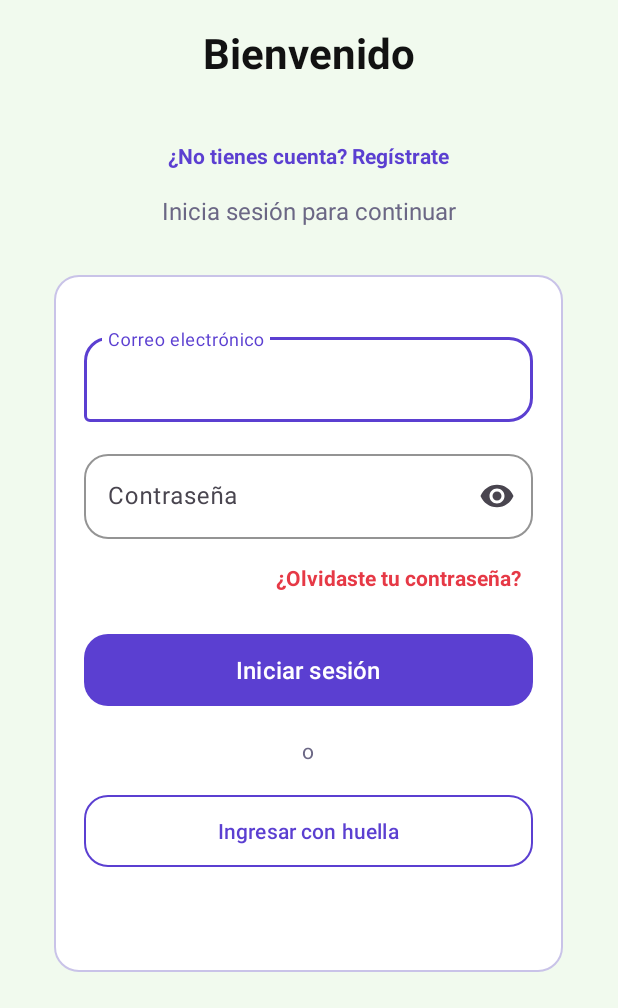
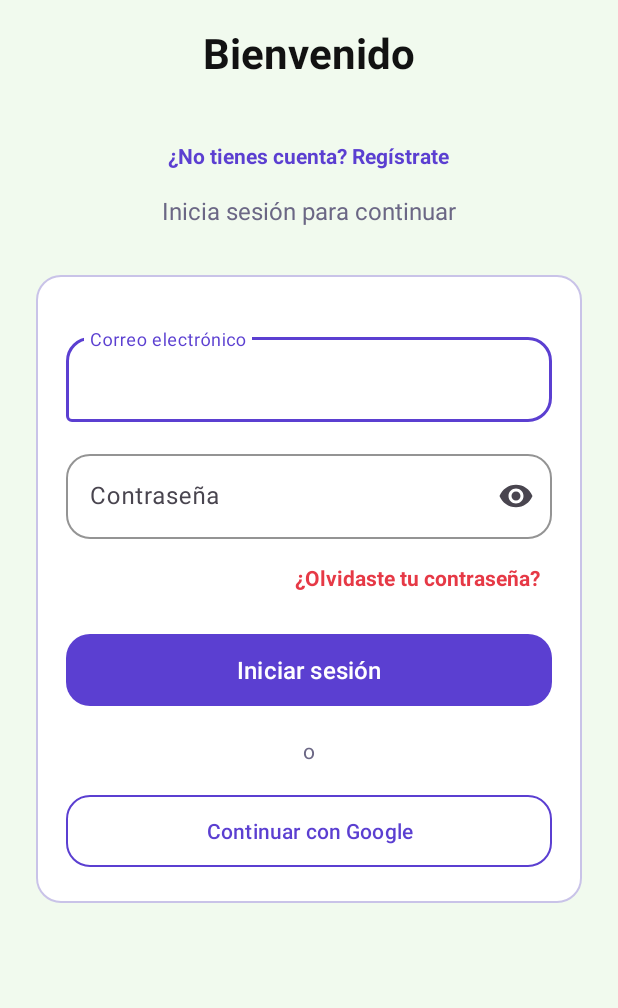
Before and after one commit to DeibyRamos123/vinylCDVault, an Android app built with Jetpack Compose: the layout activity_login.xml on its own in the app's theme, with its tools: preview values and no code run, on a phone screen of 412 x 824 dp, the part 228-1236 px from its top. Run offline under Robolectric (Android 15) with nearby library versions, the phone set to English and light mode, and no system bars.

Commit message:
feat: implementar atenticación con google

```diff
--- a/app/build.gradle.kts
+++ b/app/build.gradle.kts
@@ -66,6 +66,10 @@ dependencies {
     implementation("io.coil-kt:coil:2.7.0")
     implementation("androidx.exifinterface:exifinterface:1.3.7")
     implementation("com.google.android.gms:play-services-location:21.3.0")
+    implementation("androidx.credentials:credentials:1.3.0")
+    implementation("androidx.credentials:credentials-play-services-auth:1.3.0")
+    implementation("com.google.android.libraries.identity.googleid:googleid:1.1.1")
+    implementation("org.jetbrains.kotlinx:kotlinx-coroutines-play-services:1.8.1") // para .await()
     implementation(libs.androidx.lifecycle.runtime.ktx)
     testImplementation(libs.junit)
     androidTestImplementation(platform(libs.androidx.compose.bom))
--- a/app/src/main/java/com/example/vinylcdvault/repository/AuthRepository.kt
+++ b/app/src/main/java/com/example/vinylcdvault/repository/AuthRepository.kt
@@ -1,6 +1,7 @@
 package com.example.vinylcdvault.repository
 
 import com.example.vinylcdvault.model.User
+import com.example.vinylcdvault.util.Resource
 
 /**
  * Contrato de autenticación. Los ViewModels dependen de esta interfaz,
@@ -22,6 +23,8 @@ interface AuthRepository {
     /** Indica si hay una sesión guardada en el dispositivo. */
     fun hasSession(): Boolean
 
+    suspend fun loginWithGoogle(idToken: String): Resource<User>
+
     /** Cierra la sesión. */
     fun logout()
 }
--- a/app/src/main/res/layout/activity_login.xml
+++ b/app/src/main/res/layout/activity_login.xml
@@ -1,21 +1,19 @@
 <?xml version="1.0" encoding="utf-8"?>
-<!-- pantalla para que permita hacer scroll solo permite tener un hijo -->
 <ScrollView xmlns:android="http://schemas.android.com/apk/res/android"
     xmlns:app="http://schemas.android.com/apk/res-auto"
+    android:id="@+id/scrollView"
     android:layout_width="match_parent"
     android:layout_height="match_parent"
     android:background="@color/background_light"
     android:fillViewport="true">
 
-    <!-- Orientación de la pantalla el linear layout es similar a un div en HTML -->
     <LinearLayout
         android:layout_width="match_parent"
         android:layout_height="wrap_content"
+        android:gravity="center_horizontal"
         android:orientation="vertical"
-        android:gravity="center_horizontal"
         android:padding="@dimen/screen_padding">
 
-        <!-- Logo -->
         <ImageView
             android:id="@+id/ivLogo"
             android:layout_width="@dimen/logo_size"
@@ -54,10 +52,9 @@
             android:textColor="@color/text_secondary"
             android:textSize="@dimen/text_body" />
 
-        <!-- Formulario -->
         <LinearLayout
-            android:layout_width="339dp"
-            android:layout_height="match_parent"
+            android:layout_width="match_parent"
+            android:layout_height="wrap_content"
             android:background="@drawable/bg_card"
             android:orientation="vertical"
             android:padding="@dimen/card_padding">
@@ -137,20 +134,18 @@
                 android:textColor="@color/text_secondary" />
 
             <com.google.android.material.button.MaterialButton
-                android:id="@+id/btnBiometric"
+                android:id="@+id/btnGoogle"
                 style="@style/Widget.Material3.Button.OutlinedButton"
                 android:layout_width="match_parent"
                 android:layout_height="@dimen/button_height"
-                android:text="@string/login_biometric"
+                android:text="@string/login_google"
                 android:textAllCaps="false"
                 android:textColor="@color/primary"
                 app:cornerRadius="@dimen/corner_radius"
-                app:iconTint="@color/primary"
                 app:strokeColor="@color/primary" />
 
         </LinearLayout>
 
     </LinearLayout>
 
-
 </ScrollView>
--- a/app/src/main/res/values/strings.xml
+++ b/app/src/main/res/values/strings.xml
@@ -8,8 +8,12 @@
     <string name="login_button">Iniciar sesión</string>
     <string name="login_or">o</string>
     <string name="login_biometric">Ingresar con huella</string>
+    <string name="login_google">Continuar con Google</string>
+    <string name="login_google_error">No se pudo iniciar con Google</string>
     <string name="login_register">¿No tienes cuenta? Regístrate</string>
     <string name="title_activity_splash">SplashActivity</string>
+    <string name="google_web_client_id">913266437965-5ia79k7ep70guvinhvlt00emv2pgmio5.apps.googleusercontent.com.apps.googleusercontent.com</string>
+
 
     <string name="splash_tagline">Tu tienda de vinilos y CDs</string>
     <string name="recover_title">Recuperar contraseña</string>
```
Also changed, not shown: app/src/main/java/com/example/vinylcdvault/data/FireBaseAuthRepository.kt (+33 -0 lines), app/src/main/java/com/example/vinylcdvault/ui/auth/AuthViewModel.kt (+9 -0 lines), app/src/main/java/com/example/vinylcdvault/ui/auth/LoginActivity.kt (+42 -13 lines), 1 other file.
